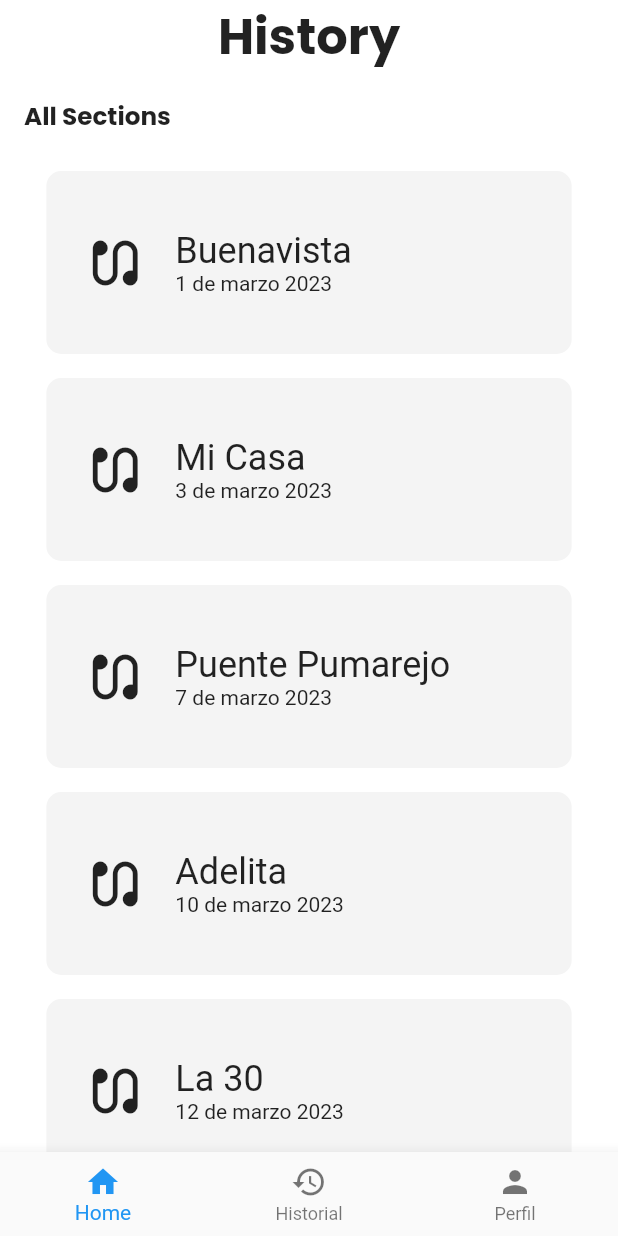
After one commit to barcasnerd/Proyecto1_ProgramacionMovil, a Flutter app: the Sections screen opened by its route, on a phone screen of 412 x 824 dp. The commit adds this screen. Run offline on Flutter 3.47's test engine with Material 2 defaults, Android fonts, the phone set to English and light mode, and no system bars; our stand-ins replace get, google_fonts, google_maps_flutter.

Commit message:
Sections page done

```diff
--- a/lib/ui/controllers/history_controller.dart
+++ b/lib/ui/controllers/history_controller.dart
@@ -43,7 +43,17 @@ class HistoryController extends GetxController {
     false,
     true
   ];
-
+  final List<String> sections = [
+    "Buenavista",
+    "Mi Casa",
+    "Puente Pumarejo",
+    "Adelita",
+    "La 30",
+    "Circunvalar",
+    "Corredor",
+    "im",
+    "done",
+  ].obs;
   void _setItems(List<String> value) {
     this.items.value = value;
   }
@@ -85,4 +95,8 @@ class HistoryController extends GetxController {
     //Get.toNamed('route': '/individualTrack', 'page': const IndividualTrackScreen());
     Get.toNamed('/individualTrack', arguments: index);
   }
+
+  void changePageSections() {
+    Get.toNamed('/sections');
+  }
 }
--- a/lib/ui/pages/app.dart
+++ b/lib/ui/pages/app.dart
@@ -7,6 +7,7 @@ import 'package:exercise_tracker/ui/pages/map-screen.dart';
 import 'package:exercise_tracker/ui/pages/profile-screen.dart';
 import 'package:exercise_tracker/ui/pages/register_screen.dart';
 import 'package:exercise_tracker/ui/pages/route-screen.dart';
+import 'package:exercise_tracker/ui/pages/sections.dart';
 import 'package:flutter/material.dart';
 import 'package:get/get.dart';
 
@@ -20,13 +21,14 @@ class App extends StatelessWidget {
       routes: {
         "/": (context) => const DraftScreen(),
         "/login": (context) => const LoginScreen(),
-        "/register":(context) => const RegisterScreen(),
+        "/register": (context) => const RegisterScreen(),
         "/home": (context) => const HomeScreen(),
         "/route": (context) => RouteScreen(),
         "/map": (context) => const MapScreen(),
         "/history": (context) => const HistoryScreen(),
         "/profile": (context) => const ProfileScreen(),
         "/individualTrack": (context) => const IndividualTrackScreen(),
+        "/sections": (context) => const Sections(),
       },
     );
   }
--- a/lib/ui/pages/draft_page.dart
+++ b/lib/ui/pages/draft_page.dart
@@ -35,6 +35,9 @@ class DraftScreen extends StatelessWidget {
                 onPressed: () =>
                     {Navigator.of(context).pushNamed("/individualTrack")},
                 child: const Text("IndividualTrack")),
+            ElevatedButton(
+                onPressed: () => {Navigator.of(context).pushNamed("/sections")},
+                child: const Text("Sections")),
           ],
         ),
       ),
--- a/lib/ui/pages/history-screen.dart
+++ b/lib/ui/pages/history-screen.dart
@@ -62,9 +62,15 @@ class HistoryScreen extends StatelessWidget {
             alignment: AlignmentDirectional.centerEnd,
             child: Container(
               padding: EdgeInsets.fromLTRB(0, 0, 60, 0),
-              child: Text('View all activities',
-                  style: GoogleFonts.poppins(
-                      textStyle: TextStyle(fontSize: windowHeight * 0.018))),
+              child: GestureDetector(
+                onTap: () {
+                  myController.changePageSections();
+                  print('El Texto fue presionado');
+                },
+                child: Text('View all activities',
+                    style: GoogleFonts.poppins(
+                        textStyle: TextStyle(fontSize: windowHeight * 0.018))),
+              ),
             ),
           ),
           Expanded(
--- /dev/null
+++ b/lib/ui/pages/sections.dart
@@ -0,0 +1,125 @@
+import 'package:flutter/material.dart';
+import 'package:get/get.dart';
+import '../controllers/history_controller.dart';
+import 'package:exercise_tracker/ui/widgets/CustomNavBar.dart';
+import 'package:exercise_tracker/ui/controllers/nav_controller.dart';
+import 'package:google_fonts/google_fonts.dart';
+
+class Sections extends StatelessWidget {
+  const Sections({super.key});
+  static HistoryController myController = Get.put(HistoryController());
+  static NavController controllerNav = Get.put(NavController());
+
+  @override
+  Widget build(BuildContext context) {
+    double windowHeight = MediaQuery.of(context).size.height;
+    double windowWidth = MediaQuery.of(context).size.width;
+    return Scaffold(
+      backgroundColor: Colors.white,
+      body: Center(
+          child: Column(
+        children: [
+          Text('History',
+              style: GoogleFonts.poppins(
+                  textStyle: TextStyle(
+                      fontWeight: FontWeight.bold,
+                      fontSize: windowHeight * 0.04))),
+          Align(
+            alignment: AlignmentDirectional.centerStart,
+            child: Container(
+              padding: EdgeInsets.all(16.0),
+              child: Text('All Sections',
+                  style: GoogleFonts.poppins(
+                      textStyle: TextStyle(
+                          fontWeight: FontWeight.bold,
+                          fontSize: windowHeight * 0.02))),
+            ),
+          ),
+          Expanded(
+            child: Center(
+              child: Row(
+                mainAxisAlignment: MainAxisAlignment.spaceEvenly,
+                children: [
+                  Expanded(
+                    child: Obx(
+                      () => ListView.builder(
+                        itemCount: myController.sections.length,
+                        itemBuilder: (context, index) {
+                          return Center(
+                            child: GestureDetector(
+                              onTap: () {
+                                myController.changePage(index);
+                                print('El container fue presionado');
+                              },
+                              child: Container(
+                                decoration: BoxDecoration(
+                                  color: Color.fromARGB(30, 158, 158, 158),
+                                  borderRadius: BorderRadius.circular(10),
+                                ),
+                                width: MediaQuery.of(context).size.width * 0.85,
+                                padding: EdgeInsets.all(16),
+                                margin: EdgeInsets.all(8),
+                                child: Row(
+                                  children: [
+                                    Container(
+                                      padding:
+                                          EdgeInsets.fromLTRB(10, 25, 20, 25),
+                                      decoration: BoxDecoration(
+                                        borderRadius:
+                                            BorderRadius.circular(10.0),
+                                      ),
+                                      child: Row(
+                                        mainAxisAlignment:
+                                            MainAxisAlignment.center,
+                                        children: [
+                                          Icon(
+                                            Icons.earbuds,
+                                            size: 40,
+                                          )
+                                        ],
+                                      ),
+                                    ),
+                                    Row(
+                                      children: [
+                                        Container(
+                                          child: Column(
+                                            crossAxisAlignment:
+                                                CrossAxisAlignment.start,
+                                            children: [
+                                              Text(
+                                                "${myController.sections[index]} ", // Muestra la fecha y hora del elemento
+                                                style: Theme.of(context)
+                                                    .textTheme
+                                                    .headlineSmall,
+                                              ),
+                                              Text(
+                                                myController.items[
+                                                    index], // Muestra el texto del elemento
+                                                style: Theme.of(context)
+                                                    .textTheme
+                                                    .bodyMedium,
+                                              ),
+                                            ],
+                                          ),
+                                        ),
+                                      ],
+                                    ),
+                                  ],
+                                ),
+                              ),
+                            ),
+                          );
+                        },
+                      ),
+                    ),
+                  ),
+                ],
+              ),
+            ),
+          ),
+        ],
+      )),
+      bottomNavigationBar: CustomNavBar(controller: controllerNav),
+    );
+  }
+}
```
